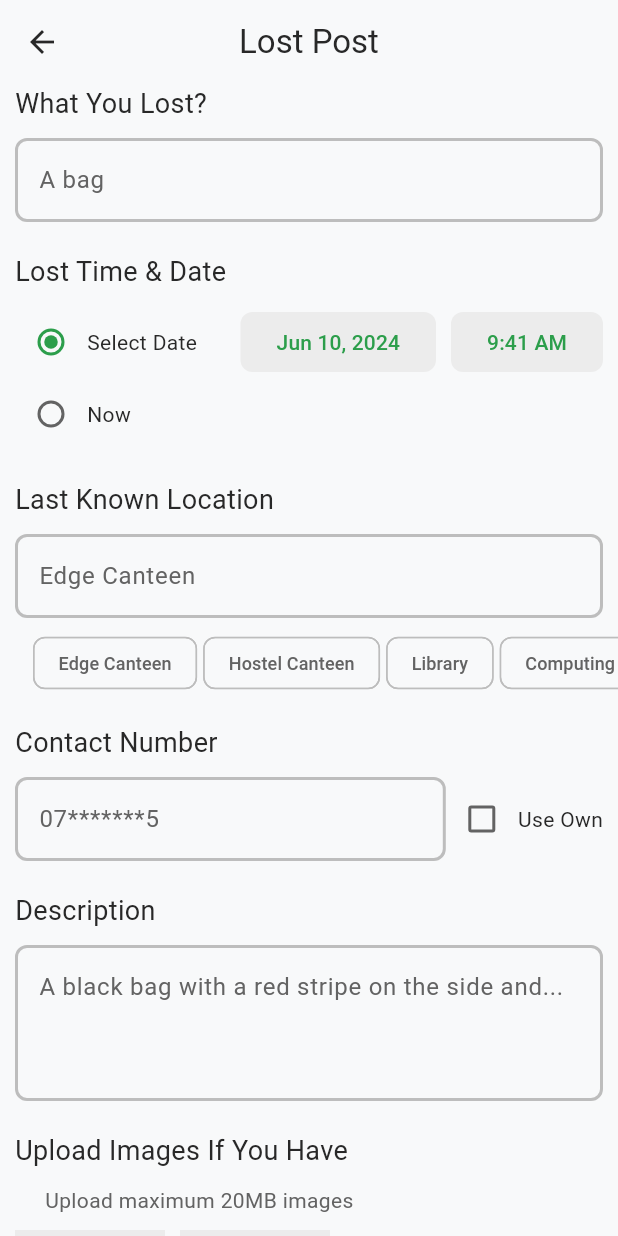
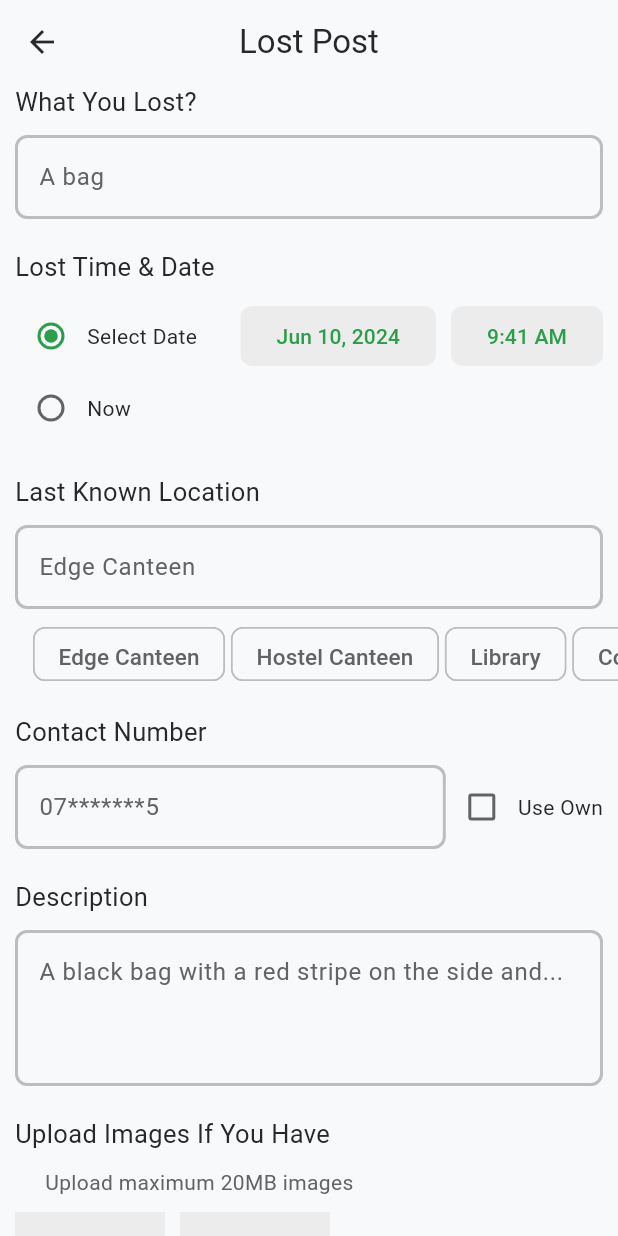
Before and after one commit to dushaDev/NSBMFindX, a Flutter app: the LostPost screen opened directly, on a phone screen of 412 x 824 dp. Run offline on Flutter 3.47's test engine with Material 3 defaults, Android fonts, the phone set to English and light mode, and no system bars; our stand-ins replace cloud_firestore, firebase_auth, firebase_core, flutter_dotenv, flutter_spinkit, google_fonts; accounts and stored records are empty.

Commit message:
feat:font profile created. fix:all font places changed with variables on FontProfile

```diff
--- a/lib/bottom_nav/home.dart
+++ b/lib/bottom_nav/home.dart
@@ -1,4 +1,5 @@
 import 'package:find_x/lost_post.dart';
+import 'package:find_x/res/font_profile.dart';
 import 'package:flutter/material.dart';
 
 class Home extends StatefulWidget {
@@ -131,7 +132,7 @@ class _HomeState extends State<Home> {
                 padding: const EdgeInsets.all(8.0),
                 child: Text(title,
                     style:
-                        TextStyle(color: Theme.of(context).colorScheme.onSurface,fontSize: 18, fontWeight: FontWeight.bold)),
+                        TextStyle(color: Theme.of(context).colorScheme.onSurface,fontSize: FontProfile.medium, fontWeight: FontWeight.bold)),
               ),
             ],
           ),
@@ -148,7 +149,7 @@ class _HomeState extends State<Home> {
           crossAxisAlignment: CrossAxisAlignment.start,
           children: [
             Text(title,
-                style: TextStyle(color: Theme.of(context).colorScheme.onSurface,fontSize: 18, fontWeight: FontWeight.bold)),
+                style: TextStyle(color: Theme.of(context).colorScheme.onSurface,fontSize: FontProfile.medium, fontWeight: FontWeight.bold)),
             SizedBox(height: 5),
             Container(
               height: 250,
--- a/lib/bottom_nav/notifications.dart
+++ b/lib/bottom_nav/notifications.dart
@@ -1,4 +1,6 @@
 import 'package:flutter/material.dart';
+
+import '../res/font_profile.dart';
 
 class Notifications extends StatefulWidget {
   const Notifications({super.key});
@@ -36,7 +38,7 @@ class _NotificationsState extends State<Notifications> {
           foregroundColor: Theme.of(context).colorScheme.onSurface,
         ),
         body: Center(
-          child:Text('Notification page here', style: TextStyle(fontSize: 18.0)),
+          child:Text('Notification page here', style: TextStyle( fontSize: FontProfile.medium,)),
 
         ));
   }
--- a/lib/bottom_nav/search.dart
+++ b/lib/bottom_nav/search.dart
@@ -1,4 +1,6 @@
 import 'package:flutter/material.dart';
+
+import '../res/font_profile.dart';
 
 class Search extends StatefulWidget {
   const Search({super.key});
@@ -50,7 +52,7 @@ class _SearchState extends State<Search> {
         ),
       ),
       body: Center(
-        child: Text('Search page here', style: TextStyle(fontSize: 18.0)),
+        child: Text('Search page here', style: TextStyle( fontSize: FontProfile.medium,)),
       ),
     );
   }
--- a/lib/lost_post.dart
+++ b/lib/lost_post.dart
@@ -1,3 +1,4 @@
+import 'package:find_x/res/font_profile.dart';
 import 'package:flutter/material.dart';
 import 'package:flutter/services.dart';
 
@@ -262,7 +263,7 @@ class _LostPostState extends State<LostPost> {
                     maximumSize: const Size(200.0, 50.0),
                     backgroundColor: Theme.of(context).colorScheme.primary,
                     foregroundColor: Theme.of(context).colorScheme.onPrimary,
-                    textStyle: const TextStyle(fontSize: 18.0),
+                    textStyle: const TextStyle( fontSize: FontProfile.medium,),
                     shape: RoundedRectangleBorder(
                         borderRadius: BorderRadius.circular(8.0)),
                     padding: const EdgeInsets.only(
@@ -285,7 +286,7 @@ class _LostPostState extends State<LostPost> {
       child: Text(
         text,
         style: TextStyle(
-            color: Theme.of(context).colorScheme.onSurface, fontSize: 18.0),
+            color: Theme.of(context).colorScheme.onSurface,  fontSize: FontProfile.medium,),
       ),
     );
   }
@@ -320,7 +321,7 @@ class _LostPostState extends State<LostPost> {
       child: Chip(
         label: Text(
           label,
-          style: TextStyle(fontSize: 12.0),
+          style: TextStyle( fontSize: FontProfile.small,),
         ),
         shape: RoundedRectangleBorder(
             borderRadius: BorderRadius.circular(8.0),
--- a/lib/main.dart
+++ b/lib/main.dart
@@ -39,7 +39,7 @@ class MyApp extends StatelessWidget {
           useMaterial3: true,
           colorScheme: ColorProfile.dark),
       themeMode: ThemeMode.system,
-      home:  IndexPage(),
+      home:  _loadingPage(),
     );
   }
   Widget _loadingPage() {
--- a/lib/res/font_profile.dart
+++ b/lib/res/font_profile.dart
@@ -1,7 +1,7 @@
 class FontProfile {
-  static const double extraSmall = 10.0;
-  static const double small = 12.0;
-  static const double medium = 16.0;
+  static const double extraSmall = 12.0;
+  static const double small = 15.0;
+  static const double medium = 17.0;
   static const double large = 24.0;
   static const double extraLarge = 32.0;
 }
```
Also changed, not shown: lib/login.dart (+7 -15 lines), lib/signup.dart (+8 -7 lines).
